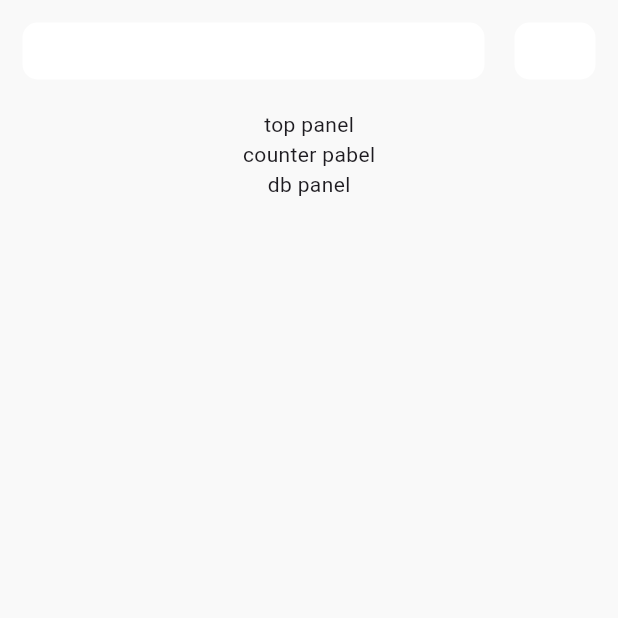
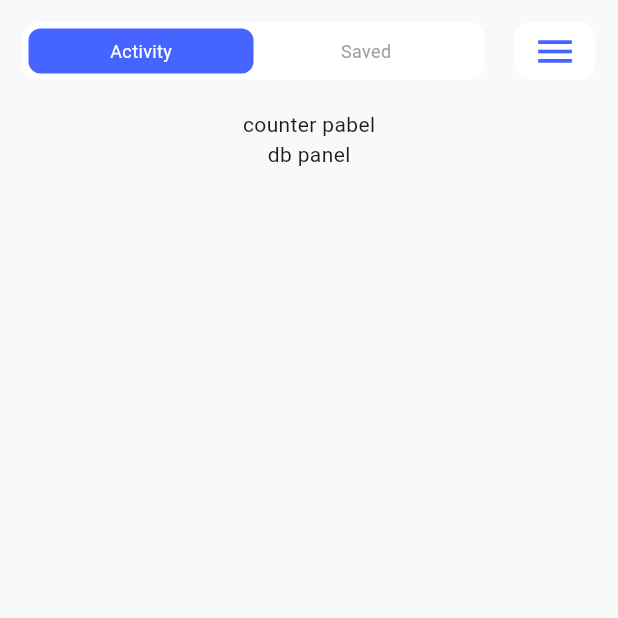
Before and after one commit to OlegPark/Dhikr_counter, a Flutter app: the screen it shows after launch, on a phone screen of 412 x 824 dp, the top half of it. Run offline on Flutter 3.47's test engine with Material 3 defaults, Android fonts, the light colour scheme and no system bars.

Commit message:
Сделал топ панель

```diff
--- /dev/null
+++ b/lib/constanst/constants.dart
@@ -0,0 +1,6 @@
+import 'package:flutter/material.dart';
+
+const alphaBlue = Color(0xFF4664FF);
+const alphaWhite = Color(0xFFF9F9F9);
+const alphaBlack = Color(0xFF232323);
+const alphaGrey = Color(0xFF9F9F9F);
--- a/lib/main.dart
+++ b/lib/main.dart
@@ -1,13 +1,9 @@
 import 'package:flutter/material.dart';
+import 'pages/home/home.dart';
 
 void main() {
   runApp(const DhikrCounter());
 }
-
-const alphaBlue = Color(0xFF4664FF);
-const alphaWhite = Color(0xFFF9F9F9);
-const alphaBlack = Color(0xFF232323);
-const alphaGrey = Color(0xFF9F9F9F);
 
 class DhikrCounter extends StatelessWidget {
   const DhikrCounter({super.key});
@@ -15,54 +11,8 @@ class DhikrCounter extends StatelessWidget {
   @override
   Widget build(BuildContext context) {
     return const MaterialApp(
+      debugShowCheckedModeBanner: false,
       home: Home(),
     );
   }
 }
-
-class Home extends StatelessWidget {
-  const Home({super.key});
-
-  @override
-  Widget build(BuildContext context) {
-    return Scaffold(
-      backgroundColor: alphaWhite,
-      body: SafeArea(
-        child: Padding(
-          padding: const EdgeInsets.only(right: 15, left: 15, top: 15),
-          child: Column(
-            children: [
-              Row(
-                mainAxisAlignment: MainAxisAlignment.spaceBetween,
-                children: [
-                  Expanded(
-                    child: Container(
-                      decoration: BoxDecoration(
-                        borderRadius: BorderRadius.circular(10),
-                        color: Colors.white,
-                      ),
-                      height: 38,
-                    ),
-                  ),
-                  Container(
-                    width: 54,
-                    height: 38,
-                    decoration: BoxDecoration(
-                        borderRadius: BorderRadius.circular(10),
-                        color: Colors.white,
-                      ),
-                    margin: const EdgeInsets.only(left: 20),
-                  ),
-                ],
-              ),
-              const SizedBox(height: 20,),
-              const Text('top panel'),
-              const Text('counter pabel'),
-              const Text('db panel'),
-            ],
-          ),
-        ),
-      ),
-    );
-  }
-}
--- /dev/null
+++ b/lib/pages/home/home.dart
@@ -0,0 +1,27 @@
+import 'package:flutter/material.dart';
+import '../../constanst/constants.dart';
+import 'top_panel.dart';
+
+class Home extends StatelessWidget {
+  const Home({super.key});
+
+  @override
+  Widget build(BuildContext context) {
+    return const Scaffold(
+      backgroundColor: alphaWhite,
+      body: SafeArea(
+        child: Padding(
+          padding: EdgeInsets.only(right: 15, left: 15, top: 15),
+          child: Column(
+            children: [
+              TopPanel(),
+              SizedBox(height: 20,),
+              Text('counter pabel'),
+              Text('db panel'),
+            ],
+          ),
+        ),
+      ),
+    );
+  }
+}
--- /dev/null
+++ b/lib/pages/home/top_panel.dart
@@ -0,0 +1,77 @@
+import 'package:flutter/material.dart';
+
+import '../../constanst/constants.dart';
+
+class TopPanel extends StatelessWidget {
+  const TopPanel({super.key,});
+
+  @override
+  Widget build(BuildContext context) {
+    return Row(
+      mainAxisAlignment: MainAxisAlignment.spaceBetween,
+      children: [
+        Expanded(
+          child: Container(
+            decoration: BoxDecoration(
+              borderRadius: BorderRadius.circular(10),
+              color: Colors.white,
+            ),
+            padding: const EdgeInsets.all(4),
+            height: 38,
+            child: Row(
+              children: [
+                Expanded(
+                  child: Container(
+                    decoration: BoxDecoration(
+                      color: alphaBlue,
+                      borderRadius: BorderRadius.circular(8),
+                    ),
+                    height: 30,
+                    alignment: Alignment.center,
+                    child: const Text(
+                      'Activity',
+                      style: TextStyle(
+                        fontSize: 12,
+                        color: Colors.white,
+                      ),
+                    )
+                  ),
+                ),
+                Expanded(
+                  child: Container(
+                    decoration: BoxDecoration(
+                      borderRadius: BorderRadius.circular(8)
+                    ),
+                    height: 30,
+                    alignment: Alignment.center,
+                    child: const Text(
+                      'Saved',
+                      style: TextStyle(
+                        fontSize: 12,
+                        color: alphaGrey,
+                      ),
+                    ),
+                  ),
+                ),
+              ],
+            ),
+          ),
+        ),
+        Container(
+          width: 54,
+          height: 38,
+          decoration: BoxDecoration(
+              borderRadius: BorderRadius.circular(10),
+              color: Colors.white,
+            ),
+          margin: const EdgeInsets.only(left: 20),
+          child: const Icon(
+            Icons.menu,
+            color: alphaBlue,
+            size: 30,
+          ),
+        ),
+      ],
+    );
+  }
+}
```
